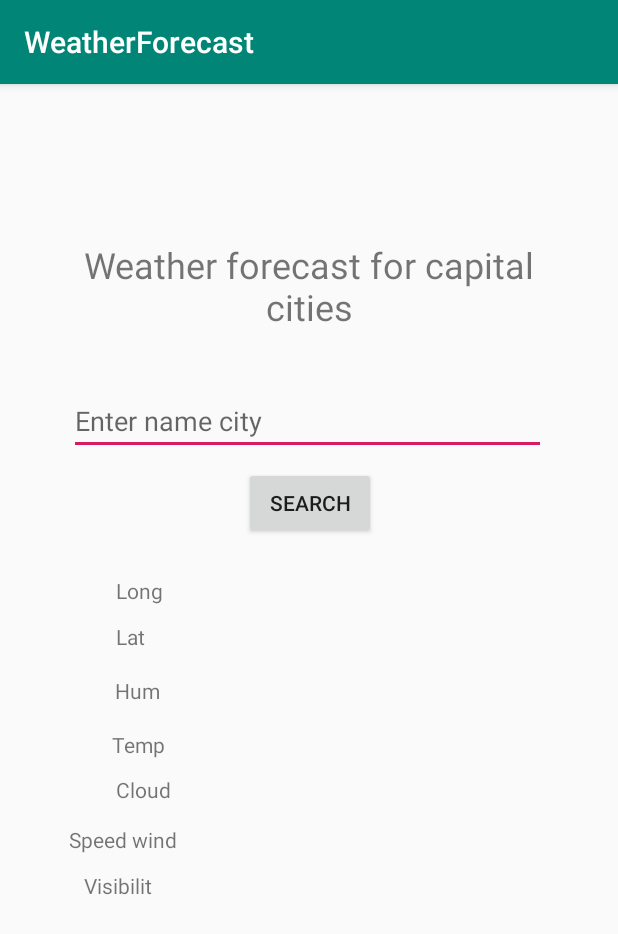
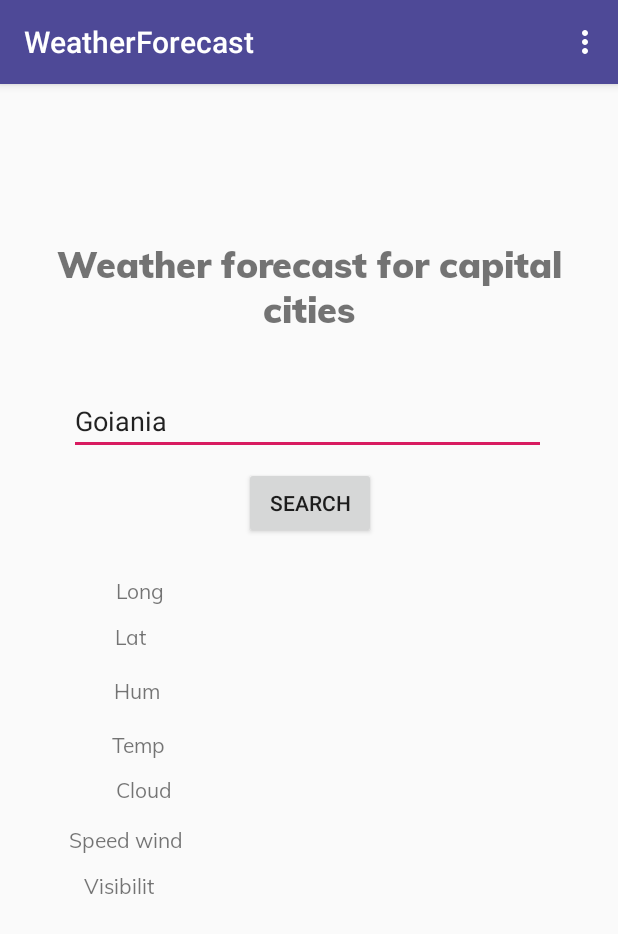
Before and after one commit to teodoront/WeatherForecastByOrlandoNeto, an Android app: the screen it shows after launch (MainActivity), on a phone screen of 412 x 824 dp. Shown: the top 934 px of the screen. Run offline under Robolectric (Android 15) with nearby library versions, the phone set to English and light mode, and no system bars.

Commit message:
Menu Bar chama segunda frag
frag 2

```diff
--- a/app/src/main/java/br/com/orlando/weatherforecast/ui/SearchCityFragment.kt
+++ b/app/src/main/java/br/com/orlando/weatherforecast/ui/SearchCityFragment.kt
@@ -1,12 +1,14 @@
 package br.com.orlando.weatherforecast.ui
 
 import android.os.Bundle
-import android.view.LayoutInflater
-import android.view.View
-import android.view.ViewGroup
+import android.view.*
+import android.widget.Toolbar
 import androidx.fragment.app.Fragment
 import androidx.lifecycle.Observer
 import androidx.lifecycle.ViewModelProviders
+import androidx.navigation.Navigation.findNavController
+import androidx.navigation.findNavController
+import androidx.navigation.fragment.findNavController
 import br.com.orlando.weatherforecast.R
 import br.com.orlando.weatherforecast.repository.AppRepository
 import kotlinx.android.synthetic.main.fragment_search_city.*
@@ -24,7 +26,28 @@ class SearchCityFragment : Fragment() {
         container: ViewGroup?,
         savedInstanceState: Bundle?
     ): View? {
+        setHasOptionsMenu(true)
         return inflater.inflate(R.layout.fragment_search_city, container, false)
+    }
+
+    override fun onCreateOptionsMenu(menu: Menu, inflater: MenuInflater) {
+        super.onCreateOptionsMenu(menu, inflater)
+
+           inflater.inflate(R.menu.menu, menu)
+    }
+
+    override fun onOptionsItemSelected(item: MenuItem): Boolean {
+        val id = item.itemId;
+
+        when(item.itemId){
+
+            R.id.settings_action ->{
+                findNavController().navigate(R.id.action_searchCityFragment_to_searchResult)
+            }
+
+        }
+
+        return super.onOptionsItemSelected(item)
 
 
     }
--- a/app/src/main/res/layout/activity_main.xml
+++ b/app/src/main/res/layout/activity_main.xml
@@ -15,4 +15,6 @@
         app:defaultNavHost="true"
         app:navGraph="@navigation/navigation_graph"/>
 
+
+
 </androidx.constraintlayout.widget.ConstraintLayout>
--- a/app/src/main/res/layout/fragment_search_city.xml
+++ b/app/src/main/res/layout/fragment_search_city.xml
@@ -14,7 +14,7 @@
         android:layout_height="43dp"
         android:layout_marginTop="204dp"
         android:hint="Enter name city"
-        android:text=""
+        android:text="Goiania"
         app:layout_constraintEnd_toEndOf="@+id/textDescripition"
         app:layout_constraintHorizontal_bias="0.472"
         app:layout_constraintStart_toStartOf="@+id/textDescripition"
@@ -51,6 +51,7 @@
         android:gravity="center"
         android:text="Weather forecast for capital cities"
         android:textSize="24sp"
+        android:fontFamily="@font/muli_black"
         app:layout_constraintBottom_toTopOf="@+id/inputNameCity"
         app:layout_constraintEnd_toEndOf="parent"
         app:layout_constraintStart_toStartOf="parent"
@@ -62,6 +63,7 @@
         android:layout_height="wrap_content"
         android:layout_marginTop="12dp"
         android:text="Long"
+        android:fontFamily="@font/muli"
         app:layout_constraintEnd_toStartOf="@+id/textResultado"
         app:layout_constraintHorizontal_bias="0.234"
         app:layout_constraintStart_toStartOf="@+id/guideline3"
@@ -73,6 +75,7 @@
         android:layout_height="wrap_content"
         android:layout_marginTop="8dp"
         android:text="Lat"
+        android:fontFamily="@font/muli"
         app:layout_constraintEnd_toStartOf="@+id/textResultLat"
         app:layout_constraintHorizontal_bias="0.215"
         app:layout_constraintStart_toStartOf="@+id/guideline3"
@@ -80,6 +83,7 @@
 
     <androidx.constraintlayout.widget.Guideline
         android:id="@+id/guideline"
+        android:fontFamily="@font/muli"
         android:layout_width="wrap_content"
         android:layout_height="wrap_content"
         android:orientation="horizontal"
@@ -87,6 +91,7 @@
 
     <androidx.constraintlayout.widget.Guideline
         android:id="@+id/guideline2"
+        android:fontFamily="@font/muli"
         android:layout_width="wrap_content"
         android:layout_height="wrap_content"
         android:orientation="horizontal"
@@ -94,6 +99,7 @@
 
     <TextView
         android:id="@+id/textResultLat"
+        android:fontFamily="@font/muli"
         android:layout_width="145dp"
         android:layout_height="26dp"
         android:layout_marginTop="8dp"
@@ -121,6 +127,7 @@
         android:layout_width="wrap_content"
         android:layout_height="wrap_content"
         android:text="Hum"
+        android:fontFamily="@font/muli"
         app:layout_constraintEnd_toStartOf="@+id/textResultHum"
         app:layout_constraintHorizontal_bias="0.224"
         app:layout_constraintStart_toStartOf="@+id/guideline3"
@@ -129,6 +136,7 @@
     <TextView
         android:id="@+id/textResultHum"
         android:layout_width="144dp"
+        android:fontFamily="@font/muli"
         android:layout_height="26dp"
         android:layout_marginEnd="56dp"
         android:gravity="center"
@@ -147,6 +155,7 @@
         android:layout_width="wrap_content"
         android:layout_height="wrap_content"
         android:text="Temp"
+        android:fontFamily="@font/muli"
         app:layout_constraintEnd_toStartOf="@+id/textResultTemp"
         app:layout_constraintHorizontal_bias="0.221"
         app:layout_constraintStart_toStartOf="@+id/guideline3"
@@ -156,6 +165,7 @@
         android:id="@+id/textResultTemp"
         android:layout_width="145dp"
         android:layout_height="22dp"
+        android:fontFamily="@font/muli"
         android:layout_marginEnd="56dp"
         android:gravity="center"
         app:layout_constraintEnd_toEndOf="parent"
@@ -166,6 +176,7 @@
         android:layout_width="wrap_content"
         android:layout_height="wrap_content"
         android:text="Cloud"
+        android:fontFamily="@font/muli"
         app:layout_constraintEnd_toStartOf="@+id/textRerultCloud"
         app:layout_constraintHorizontal_bias="0.24"
         app:layout_constraintStart_toStartOf="@+id/guideline3"
@@ -182,6 +193,7 @@
         android:id="@+id/textRerultCloud"
         android:layout_width="139dp"
         android:layout_height="24dp"
+        android:fontFamily="@font/muli"
         android:layout_marginEnd="60dp"
         android:gravity="center"
         app:layout_constraintEnd_toEndOf="parent"
@@ -199,6 +211,7 @@
         android:layout_width="wrap_content"
         android:layout_height="wrap_content"
         android:text="Speed wind"
+        android:fontFamily="@font/muli"
         app:layout_constraintEnd_toStartOf="@+id/textResultWind"
         app:layout_constraintHorizontal_bias="0.0"
         app:layout_constraintStart_toStartOf="@+id/guideline3"
@@ -207,6 +220,7 @@
     <TextView
         android:id="@+id/textResultWind"
         android:layout_width="142dp"
+        android:fontFamily="@font/muli"
         android:layout_height="23dp"
         android:layout_marginEnd="56dp"
         android:gravity="center"
@@ -226,6 +240,7 @@
         android:layout_height="wrap_content"
         android:layout_marginStart="10dp"
         android:text="Visibilit"
+        android:fontFamily="@font/muli"
         app:layout_constraintEnd_toStartOf="@+id/textResultVisi"
         app:layout_constraintHorizontal_bias="0.0"
         app:layout_constraintStart_toStartOf="@+id/guideline3"
@@ -234,10 +249,16 @@
     <TextView
         android:id="@+id/textResultVisi"
         android:layout_width="136dp"
+        android:fontFamily="@font/muli"
         android:layout_height="25dp"
         android:layout_marginEnd="64dp"
         android:gravity="center"
         app:layout_constraintEnd_toEndOf="parent"
         app:layout_constraintTop_toTopOf="@+id/guideline8" />
 
+
+
+
+
+
 </androidx.constraintlayout.widget.ConstraintLayout>
--- a/app/src/main/res/layout/fragment_search_result.xml
+++ b/app/src/main/res/layout/fragment_search_result.xml
@@ -10,7 +10,7 @@
         android:layout_width="289dp"
         android:layout_height="471dp"
         android:gravity="center"
-        android:text="TESTESTESTSE"
+        android:text="@string/current"
         app:layout_constraintBottom_toBottomOf="parent"
         app:layout_constraintEnd_toEndOf="parent"
         app:layout_constraintStart_toStartOf="parent"
--- /dev/null
+++ b/app/src/main/res/menu/menu.xml
@@ -0,0 +1,10 @@
+<?xml version="1.0" encoding="utf-8"?>
+<menu xmlns:android="http://schemas.android.com/apk/res/android"
+    xmlns:app="http://schemas.android.com/apk/res-auto">
+
+    <item android:title="About"
+        app:showAsAction="never"
+        android:id="@+id/settings_action"></item>
+
+
+</menu>
--- a/app/src/main/res/values/colors.xml
+++ b/app/src/main/res/values/colors.xml
@@ -1,6 +1,8 @@
 <?xml version="1.0" encoding="utf-8"?>
 <resources>
-    <color name="colorPrimary">#008577</color>
-    <color name="colorPrimaryDark">#00574B</color>
     <color name="colorAccent">#D81B60</color>
+    <color name="primaryColor">#9FDDF1</color>
+    <color name="colorPrimary">#4E4997</color>
+    <color name="colorPrimaryDark">#00313D</color>
+    <color name="primaryTextColor">#ffffff</color>
 </resources>
--- a/app/src/main/res/values/strings.xml
+++ b/app/src/main/res/values/strings.xml
@@ -1,3 +1,8 @@
 <resources>
     <string name="app_name">WeatherForecast</string>
+    <string name="about">about</string>
+    <string name="current">Current weather data
+        Access current weather data for any location on Earth including over 200,000 cities!
+        Current weather is frequently updated based on global models and data from more than 40,000 weather stations. Data is available in JSON, XML, or HTML format.
+    </string>
 </resources>
```
Also changed, not shown: app/src/main/java/br/com/orlando/weatherforecast/MainActivity.kt (+12 -2 lines), app/src/main/java/br/com/orlando/weatherforecast/ui/SearchResult.kt (+5 -3 lines), app/src/main/res/drawable/ic_more_vert_black_24dp.xml (added, +9 -0 lines), app/src/main/res/font/muli.ttf (added), app/src/main/res/font/muli_black.ttf (added).
